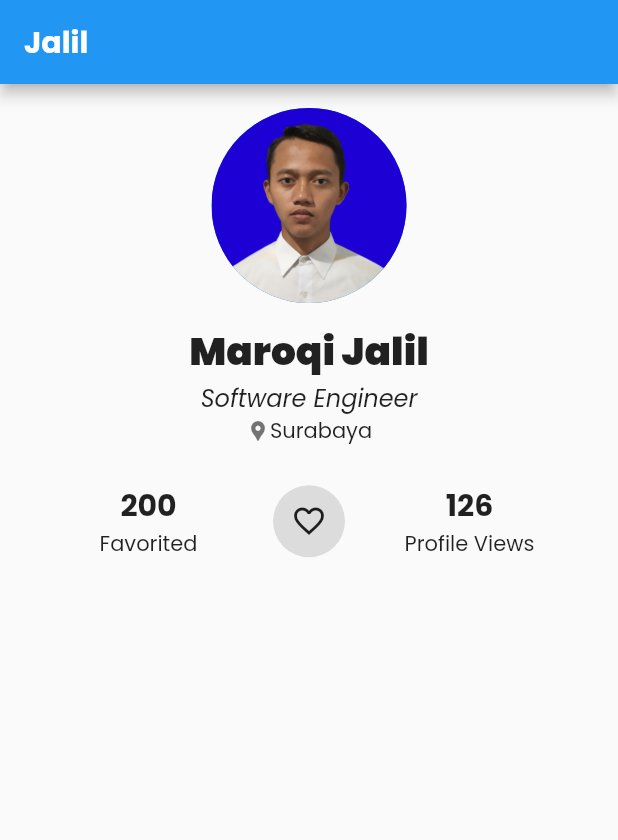
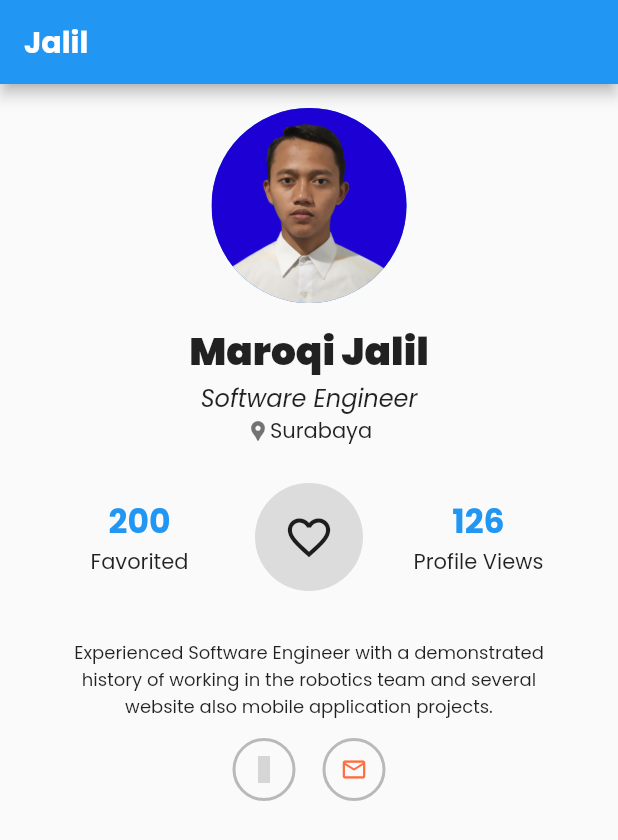
Before and after one commit to maroqijalil/my-portfolio-app, a Flutter app: the screen it shows after launch, on a phone screen of 412 x 824 dp. Shown: the top 840 px of the screen. Run offline on Flutter 3.47's test engine with Material 2 defaults, Android fonts, the phone set to English and light mode, and no system bars; our stand-ins replace google_fonts; statements that could not run were skipped; grey boxes are pictures that could not be loaded.

Commit message:
feat: separate components

```diff
--- /dev/null
+++ b/lib/components/profile_count_component.dart
@@ -0,0 +1,32 @@
+import 'package:flutter/material.dart';
+
+class ProfileCountComponent extends StatelessWidget {
+  final num count;
+  final String title;
+
+  const ProfileCountComponent({
+    Key? key,
+    required this.count,
+    required this.title,
+  }) : super(key: key);
+
+  @override
+  Widget build(BuildContext context) {
+    return Expanded(
+      child: Column(
+        crossAxisAlignment: CrossAxisAlignment.center,
+        children: <Widget>[
+          Text(
+            count.toString(),
+            style: TextStyle(
+              fontWeight: FontWeight.bold,
+              fontSize: 22,
+              color: Colors.blue,
+            ),
+          ),
+          Text(title),
+        ],
+      ),
+    );
+  }
+}
--- /dev/null
+++ b/lib/components/rounded_icon_component.dart
@@ -0,0 +1,82 @@
+import 'package:flutter/material.dart';
+
+enum Type {
+  filled,
+  outlined,
+}
+
+enum Size {
+  small,
+  medium,
+}
+
+class RoundedIconComponent extends StatelessWidget {
+  final Color color;
+  final Widget icon;
+  final Type type;
+
+  void Function()? onPressed;
+  double containerSize = 0.0;
+  double iconSize = 0.0;
+
+  RoundedIconComponent({
+    Key? key,
+    required this.icon,
+    required this.color,
+    required this.type,
+    Size size = Size.small,
+    this.onPressed,
+  }) : super(key: key) {
+    switch (size) {
+      case Size.small:
+        {
+          this.containerSize = 42.0;
+          this.iconSize = 18.0;
+
+          break;
+        }
+
+      case Size.medium:
+        {
+          this.containerSize = 72.0;
+          this.iconSize = 34.0;
+
+          break;
+        }
+    }
+  }
+
+  Decoration getDecoration() {
+    switch (type) {
+      case Type.filled:
+        {
+          return BoxDecoration(
+            shape: BoxShape.circle,
+            color: color,
+          );
+        }
+
+      case Type.outlined:
+        {
+          return BoxDecoration(
+            shape: BoxShape.circle,
+            border: Border.all(color: color, width: 2.0),
+          );
+        }
+    }
+  }
+
+  @override
+  Widget build(BuildContext context) {
+    return Container(
+      child: IconButton(
+        onPressed: onPressed,
+        icon: icon,
+        iconSize: iconSize,
+      ),
+      width: containerSize,
+      height: containerSize,
+      decoration: getDecoration(),
+    );
+  }
+}
--- a/lib/screens/profile.dart
+++ b/lib/screens/profile.dart
@@ -1,5 +1,7 @@
 import 'package:flutter/material.dart';
-import 'package:google_fonts/google_fonts.dart';
+import 'package:my_portofolio/components/rounded_icon_component.dart';
+
+import '../components/profile_count_component.dart';
 
 class ProfileScreen extends StatefulWidget {
   const ProfileScreen({Key? key}) : super(key: key);
@@ -10,6 +12,7 @@ class ProfileScreen extends StatefulWidget {
 
 class _ProfileScreenState extends State<ProfileScreen> {
   bool favoriteState = false;
+  num favoritedCount = 200;
 
   @override
   Widget build(BuildContext context) {
@@ -35,9 +38,7 @@ class _ProfileScreenState extends State<ProfileScreen> {
                     backgroundImage: AssetImage("assets/imgs/jalil.png"),
                     radius: 65,
                   ),
-                SizedBox(
-                  height: 12,
-                ),
+                  SizedBox(height: 12),
                   Text(
                     "Maroqi Jalil",
                     style: TextStyle(
@@ -73,59 +74,73 @@ class _ProfileScreenState extends State<ProfileScreen> {
                   Row(
                     mainAxisAlignment: MainAxisAlignment.spaceBetween,
                     children: <Widget>[
-                    const FavoriteInfoComponent(
-                      count: 200,
+                      ProfileCountComponent(
+                        count: favoritedCount,
                         title: "Favorited",
                       ),
-                    Container(
-                      child: IconButton(
+                      RoundedIconComponent(
+                        icon: favoriteState
+                            ? Icon(Icons.favorite_outlined)
+                            : Icon(Icons.favorite_border),
+                        color: Colors.black12,
+                        type: Type.filled,
+                        size: Size.medium,
                         onPressed: () {
                           setState(() {
                             favoriteState = !favoriteState;
+
+                            if (favoriteState) {
+                              favoritedCount = favoritedCount + 1;
+                            } else {
+                              favoritedCount = 200;
+                            }
                           });
                         },
-                        icon: favoriteState
-                            ? Icon(Icons.favorite_outlined)
-                            : Icon(Icons.favorite_border),
                       ),
-                      decoration: BoxDecoration(
-                          shape: BoxShape.circle, color: Colors.black12),
-                    ),
-                    const FavoriteInfoComponent(
+                      ProfileCountComponent(
                         count: 126,
                         title: "Profile Views",
                       )
                     ],
                   ),
+                  SizedBox(height: 32),
+                  Padding(
+                    padding: EdgeInsets.symmetric(horizontal: 16.0),
+                    child: Text(
+                      "Experienced Software Engineer with a demonstrated history " +
+                          "of working in the robotics team and several website " +
+                          "also mobile application projects.",
+                      style: TextStyle(
+                        fontSize: 12,
+                      ),
+                      textAlign: TextAlign.center,
+                    ),
+                  ),
+                  SizedBox(height: 12),
+                  Row(
+                    mainAxisAlignment: MainAxisAlignment.center,
+                    children: <Widget>[
+                      RoundedIconComponent(
+                        icon: Icon(Icons.whatsapp, color: Colors.green),
+                        color: Colors.black26,
+                        type: Type.outlined,
+                      ),
+                      SizedBox(width: 18),
+                      RoundedIconComponent(
+                        icon: Icon(
+                          Icons.email_outlined,
+                          color: Colors.deepOrangeAccent,
+                        ),
+                        color: Colors.black26,
+                        type: Type.outlined,
+                      ),
+                    ],
+                  )
                 ],
               )
             ],
           ),
-      )),
-    );
-  }
-}
-
-class FavoriteInfoComponent extends StatelessWidget {
-  const FavoriteInfoComponent(
-      {Key? key, required this.count, required this.title})
-      : super(key: key);
-
-  final num count;
-  final String title;
-
-  @override
-  Widget build(BuildContext context) {
-    return Expanded(
-      child: Column(
-        crossAxisAlignment: CrossAxisAlignment.center,
-        children: <Widget>[
-          Text(
-            count.toString(),
-            style: TextStyle(fontWeight: FontWeight.bold, fontSize: 20),
         ),
-          Text(title),
-        ],
       ),
     );
   }
```
Lines whose indentation alone changed are shown as unchanged.
